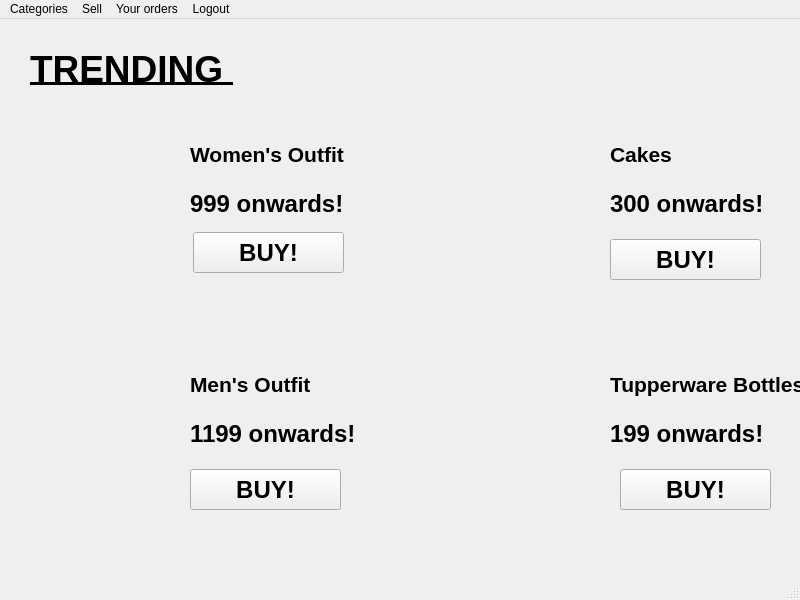
Before: the Qt Designer form buy_page.ui in anuragrao04/GrowPal, drawn with Qt 5.
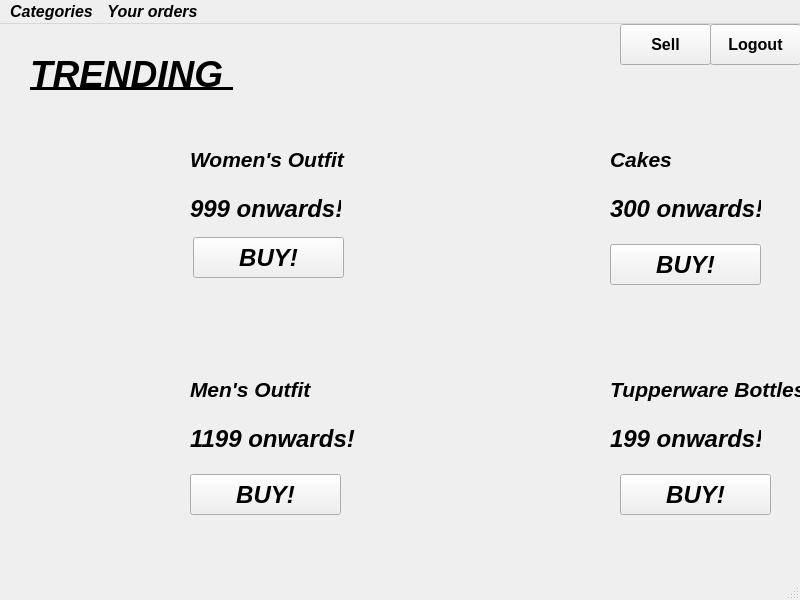
After: the same form once the commit is applied. Icons and pictures are not drawn.

Commit message: Added logic to login and register pages

```diff
--- a/buy_page.ui
+++ b/buy_page.ui
@@ -10,6 +10,14 @@
     <height>600</height>
    </rect>
   </property>
+  <property name="font">
+   <font>
+    <pointsize>12</pointsize>
+    <weight>75</weight>
+    <italic>true</italic>
+    <bold>true</bold>
+   </font>
+  </property>
   <property name="windowTitle">
    <string>GrowPal</string>
   </property>
@@ -287,6 +295,48 @@
      <string>&lt;html&gt;&lt;head/&gt;&lt;body&gt;&lt;p&gt;&lt;span style=&quot; font-size:28pt; font-weight:600; text-decoration: underline;&quot;&gt;TRENDING         &lt;/span&gt;&lt;/p&gt;&lt;/body&gt;&lt;/html&gt;</string>
     </property>
    </widget>
+   <widget class="QPushButton" name="pushButton_logout">
+    <property name="geometry">
+     <rect>
+      <x>710</x>
+      <y>0</y>
+      <width>91</width>
+      <height>41</height>
+     </rect>
+    </property>
+    <property name="font">
+     <font>
+      <pointsize>12</pointsize>
+      <weight>75</weight>
+      <italic>false</italic>
+      <bold>true</bold>
+     </font>
+    </property>
+    <property name="text">
+     <string>Logout</string>
+    </property>
+   </widget>
+   <widget class="QPushButton" name="pushButton_sell">
+    <property name="geometry">
+     <rect>
+      <x>620</x>
+      <y>0</y>
+      <width>91</width>
+      <height>41</height>
+     </rect>
+    </property>
+    <property name="font">
+     <font>
+      <pointsize>12</pointsize>
+      <weight>75</weight>
+      <italic>false</italic>
+      <bold>true</bold>
+     </font>
+    </property>
+    <property name="text">
+     <string>Sell</string>
+    </property>
+   </widget>
   </widget>
   <widget class="QMenuBar" name="menubar">
    <property name="geometry">
@@ -294,7 +344,7 @@
      <x>0</x>
      <y>0</y>
      <width>800</width>
-     <height>30</height>
+     <height>32</height>
     </rect>
    </property>
    <widget class="QMenu" name="menuCatogories">
@@ -382,25 +432,13 @@
     <addaction name="actionStationary"/>
     <addaction name="menuOthers"/>
    </widget>
-   <widget class="QMenu" name="menuSell">
-    <property name="title">
-     <string>Sell</string>
-    </property>
-   </widget>
    <widget class="QMenu" name="menuTrack_Package">
     <property name="title">
      <string>Your orders</string>
     </property>
    </widget>
-   <widget class="QMenu" name="menuLogout">
-    <property name="title">
-     <string>Logout</string>
-    </property>
-   </widget>
    <addaction name="menuCatogories"/>
-   <addaction name="menuSell"/>
    <addaction name="menuTrack_Package"/>
-   <addaction name="menuLogout"/>
   </widget>
   <widget class="QStatusBar" name="statusbar"/>
   <action name="actionMen_s_clothing">
```
The commit also changes 5 other files.
